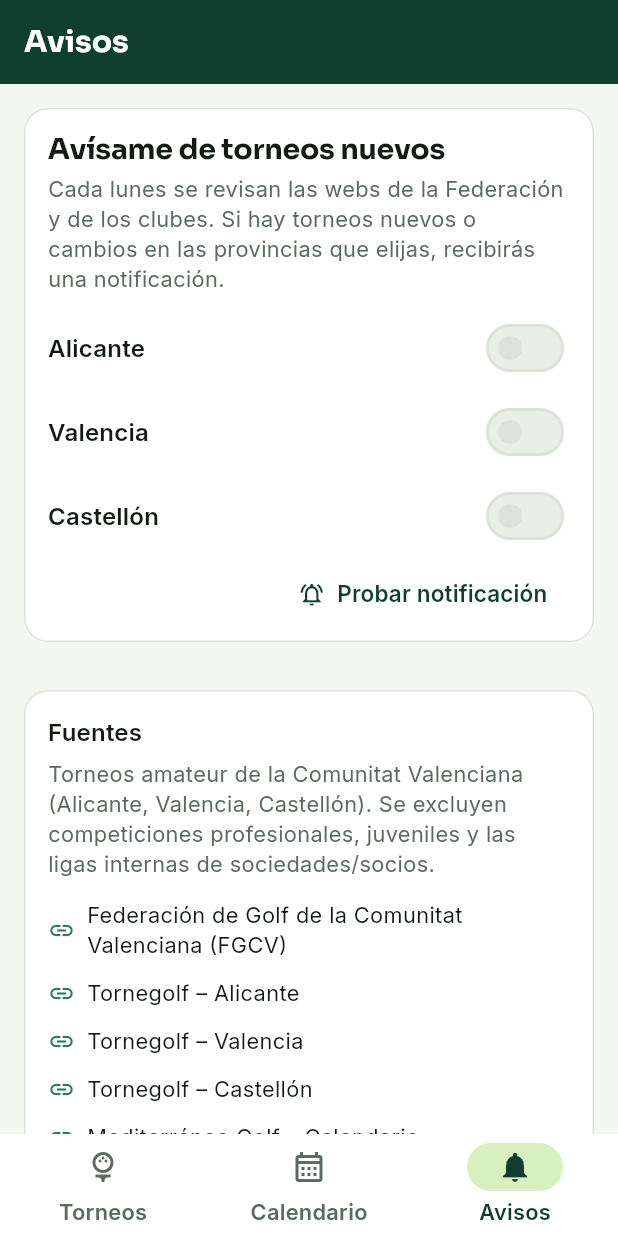
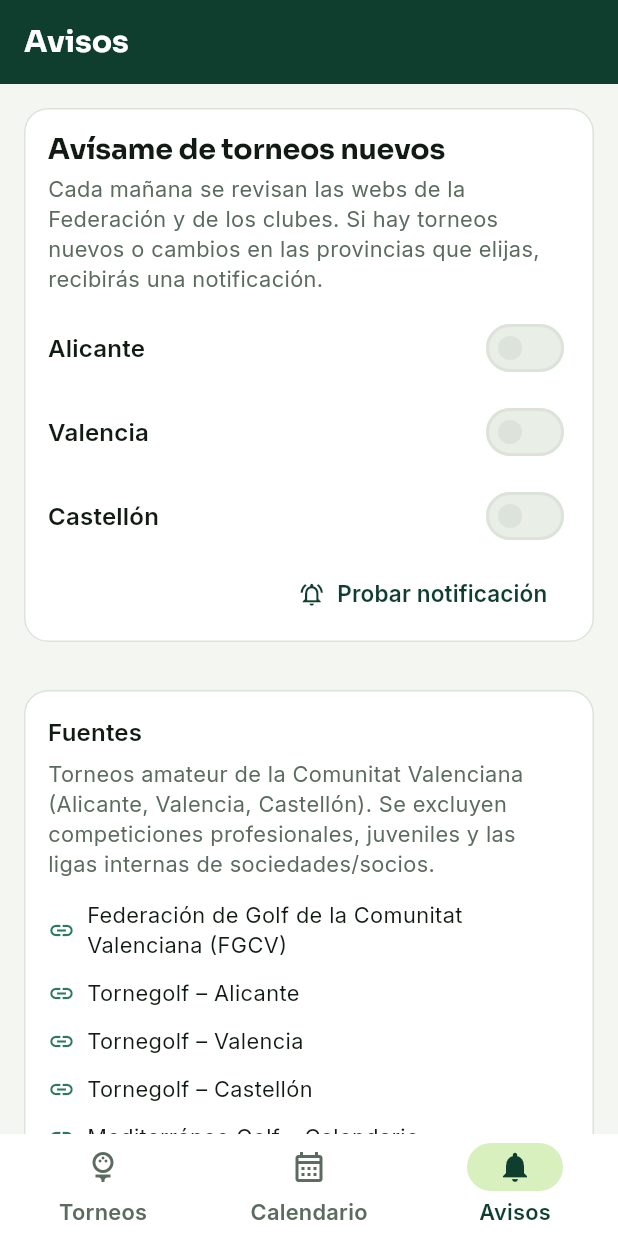
Before and after one commit to msarten1/flog, a Flutter app: the screen it shows after launch, item 3 of the bottom bar chosen, on a phone screen of 412 x 824 dp. Run offline on Flutter 3.47's test engine with Material 3 defaults, Android fonts, the phone set to English and light mode, and no system bars; our stand-ins replace firebase_core, firebase_messaging, flutter_local_notifications, go_router, google_fonts, material_ui and 4 more; missing offline and left inert: add_2_calendar; accounts and stored records are empty; network calls fail.

Commit message:
Scraper diario (06:00 UTC) y textos de la app acordes
Co-Authored-By: Claude Fable 5.1 <noreply@anthropic.com>

```diff
--- a/app/lib/features/avisos/avisos_page.dart
+++ b/app/lib/features/avisos/avisos_page.dart
@@ -35,7 +35,7 @@ class AvisosPage extends StatelessWidget {
                   Text('Avísame de torneos nuevos', style: text.titleLarge),
                   const SizedBox(height: 4),
                   Text(
-                    'Cada lunes se revisan las webs de la Federación y de los clubes. Si hay torneos nuevos o cambios en las provincias que elijas, recibirás una notificación.',
+                    'Cada mañana se revisan las webs de la Federación y de los clubes. Si hay torneos nuevos o cambios en las provincias que elijas, recibirás una notificación.',
                     style: text.bodyMedium?.copyWith(color: suave),
                   ),
                   const SizedBox(height: 8),
--- a/app/lib/features/torneos/torneos_page.dart
+++ b/app/lib/features/torneos/torneos_page.dart
@@ -48,7 +48,7 @@ class _TorneosPageState extends State<TorneosPage> {
               SliverToBoxAdapter(
                 child: EstadoVacio(
                   titulo: s.hayFiltros ? 'Nada con esos filtros' : 'No hay torneos próximos',
-                  texto: s.hayFiltros ? 'Prueba a quitar algún filtro o cambiar la búsqueda.' : 'Cada lunes se revisan las webs de la Federación y de los clubes.',
+                  texto: s.hayFiltros ? 'Prueba a quitar algún filtro o cambiar la búsqueda.' : 'Cada mañana se revisan las webs de la Federación y de los clubes.',
                   accion: s.hayFiltros
                       ? OutlinedButton.icon(
                           onPressed: () {
```
Also changed, not shown: 3 other files.
